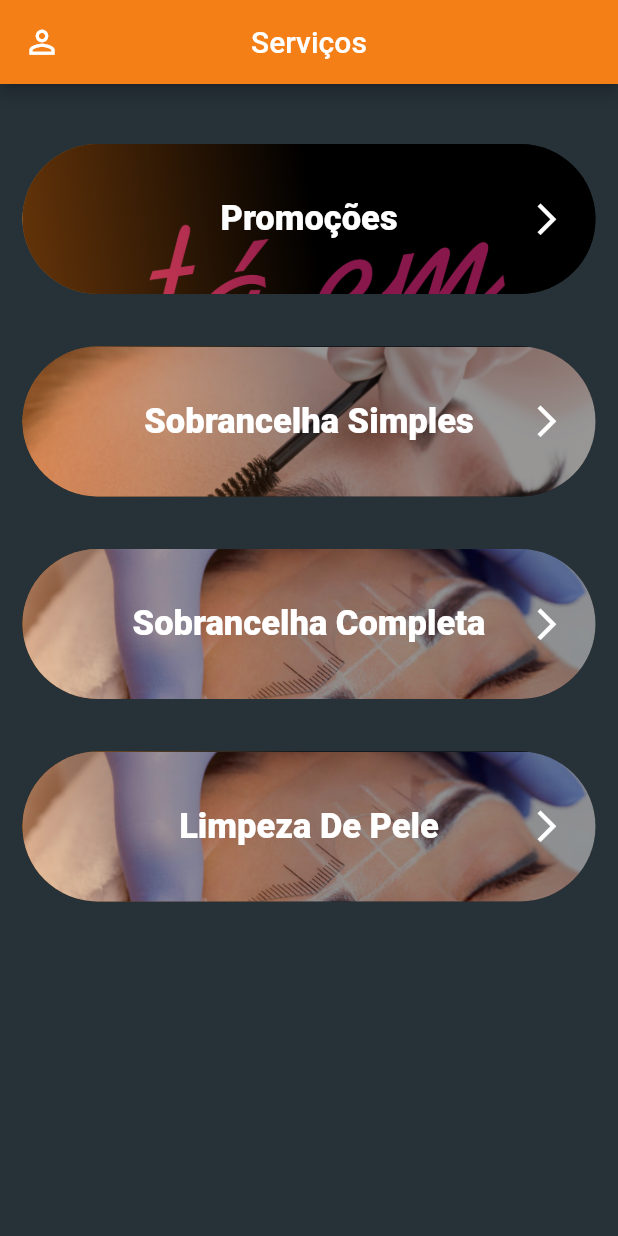
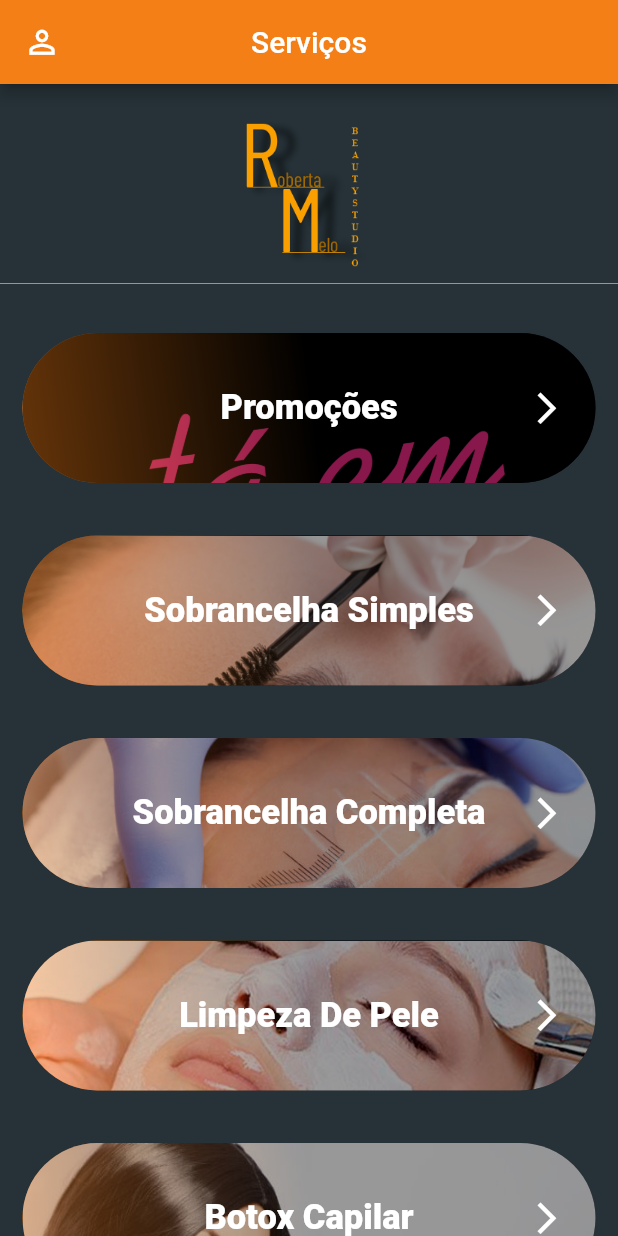
Before and after one commit to juliathemelo/Aplicativo_StudioDeBeleza, a Flutter app: the HomePage screen opened directly, on a phone screen of 412 x 824 dp. Run offline on Flutter 3.47's test engine with Material 2 defaults, Android fonts, the light colour scheme and no system bars; our stand-ins replace cloud_firestore, firebase_auth, firebase_core, splashscreen; accounts and stored records are empty.

Commit message:
Ajustes Designer

```diff
--- a/ok/lib/view/HomePage.dart
+++ b/ok/lib/view/HomePage.dart
@@ -41,7 +41,15 @@ class _HomePageState extends State<HomePage> {
         child: ListView(
           controller: cont,
           children: <Widget>[
-            SizedBox(height: paddefault),
+            SizedBox(height: 25),
+            Container(
+              height: 100,
+              child: Image(
+                image: AssetImage("assets/rmpng.png"),
+                fit: BoxFit.contain,
+              ),
+            ),
+            Divider(color: Colors.yellow[900]),
             SizedBox(height: 15),
             PlanosContainer(
               width: 1,
@@ -94,7 +102,7 @@ class _HomePageState extends State<HomePage> {
               horizontal: 15,
               vertical: 10,
               text: "Limpeza De Pele",
-              image: "assets/sobrancelhacompleta.jpg",
+              image: "assets/limpeza.jpg",
               action: () {
                 Navigator.push(
                     context,
@@ -102,6 +110,45 @@ class _HomePageState extends State<HomePage> {
                         builder: (context) => SobramcelhaSimples()));
               },
             ),
+            SizedBox(height: 15),
+            PlanosContainer(
+              width: 1,
+              height: 100,
+              horizontal: 15,
+              vertical: 10,
+              text: "Botox Capilar",
+              image: "assets/botox.jpg",
+              action: () {
+                Navigator.push(
+                    context,
+                    MaterialPageRoute(
+                        builder: (context) => SobramcelhaSimples()));
+              },
+            ),
+            SizedBox(height: 15),
+            PlanosContainer(
+              width: 1,
+              height: 100,
+              horizontal: 15,
+              vertical: 10,
+              text: "Hidratação Capilar",
+              image: "assets/hidratacao.jpg",
+              action: () {
+                Navigator.push(
+                    context,
+                    MaterialPageRoute(
+                        builder: (context) => SobramcelhaSimples()));
+              },
+            ),
+            SizedBox(
+              height: 10,
+            ),
+            Divider(
+              color: Colors.yellow[900],
+            ),
+            SizedBox(
+              height: 10,
+            ),
           ],
         ),
       ),
--- a/ok/pubspec.yaml
+++ b/ok/pubspec.yaml
@@ -59,7 +59,11 @@ flutter:
   - assets/sobrancelhacompleta.jpg
   - assets/promocao.png
   - assets/limpezadepele.png
-  #   - images/a_dot_ham.jpeg
+  - assets/botox.jpg
+  - assets/limpeza.jpg
+  - assets/hidratacao.jpg
+
+
 
   # An image asset can refer to one or more resolution-specific "variants", see
   # https://flutter.dev/assets-and-images/#resolution-aware.
```
Also changed, not shown: ok/lib/view/SingUp.dart (+12 -0 lines), ok/assets/botox.jpg (added), ok/assets/hidratacao.jpg (added), ok/assets/limpeza.jpg (added).
